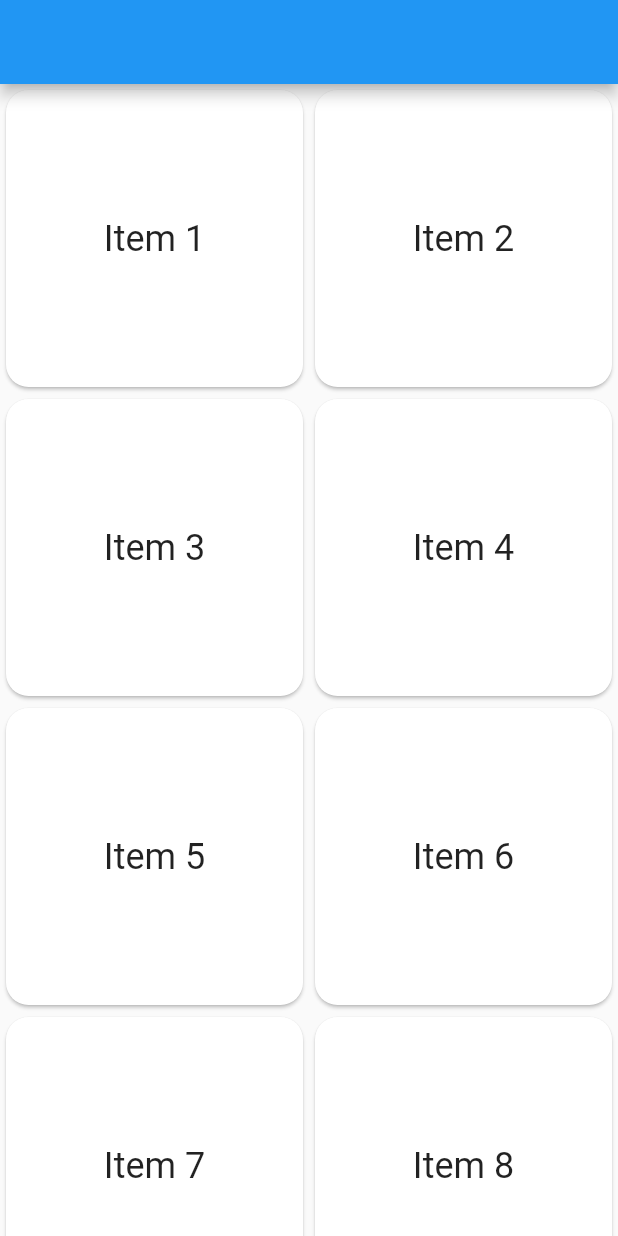
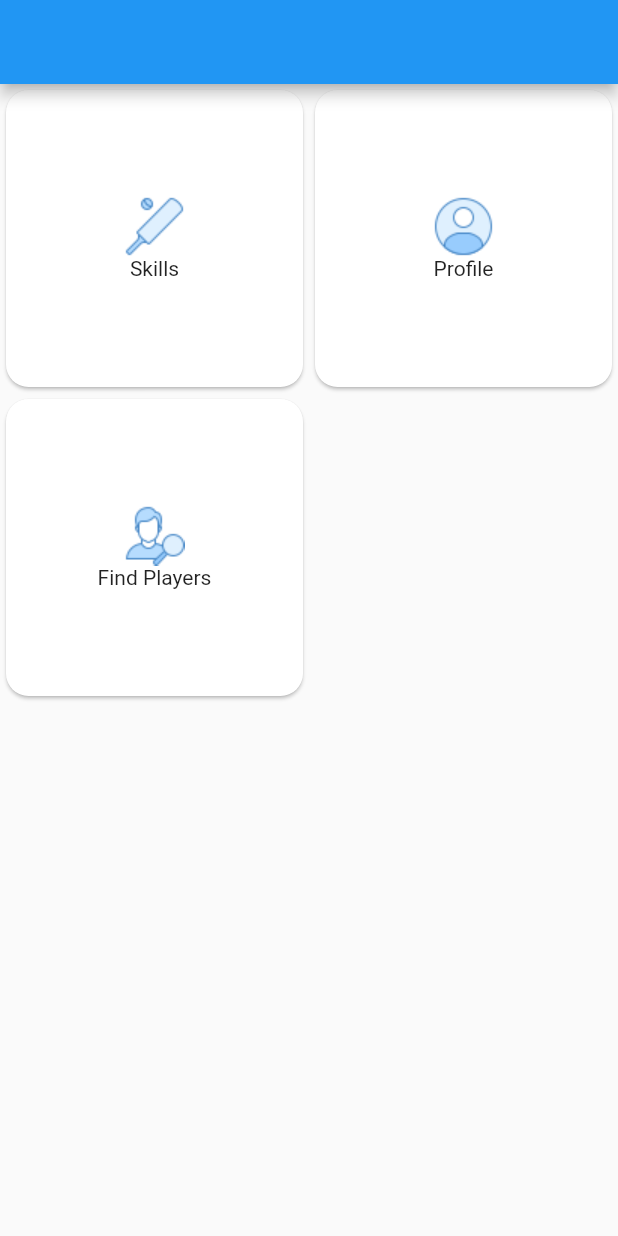
Before and after one commit to kartiksharma548/coaching, a Flutter app: the screen it shows after launch, on a phone screen of 412 x 824 dp. Run offline on Flutter 3.47's test engine with Material 2 defaults, Android fonts, the phone set to English and light mode, and no system bars; our stand-ins replace shared_preferences.

Commit message:
Icons Added

```diff
--- /dev/null
+++ b/lib/models/home_tiles_model.dart
@@ -0,0 +1,18 @@
+class HomeTiles {
+  final String? imgPath;
+  final String? title;
+  final String? tag;
+
+  HomeTiles({this.imgPath, this.title, this.tag});
+
+  static List<HomeTiles> tileList = [
+    HomeTiles(
+        imgPath: "assets/images/cricket.png", title: "Skills", tag: "skills"),
+    HomeTiles(
+        imgPath: "assets/images/profile.png", title: "Profile", tag: "profile"),
+    HomeTiles(
+        imgPath: "assets/images/findUser.png",
+        title: "Find Players",
+        tag: "find")
+  ];
+}
--- a/lib/screens/home_screen.dart
+++ b/lib/screens/home_screen.dart
@@ -2,6 +2,7 @@ import 'dart:async';
 
 import 'package:coaching/screens/splash_screen.dart';
 import 'package:flutter/material.dart';
+import 'package:coaching/models/home_tiles_model.dart';
 
 class HomeScreen extends StatefulWidget {
   const HomeScreen({Key? key}) : super(key: key);
@@ -24,26 +25,31 @@ class _HomeScreenState extends State<HomeScreen> {
   Widget build(BuildContext context) {
     return Scaffold(
       appBar: AppBar(),
-      body: GridView.count(
-        // Create a grid with 2 columns. If you change the scrollDirection to
-        // horizontal, this produces 2 rows.
+      body: GridView.builder(
+        itemCount: HomeTiles.tileList.length,
+        itemBuilder: (context, index) => ItemTile(HomeTiles.tileList[index]),
+        gridDelegate: SliverGridDelegateWithFixedCrossAxisCount(
           crossAxisCount: 2,
-        // Generate 100 widgets that display their index in the List.
-        children: List.generate(10, (index) {
-          int tileNo = index + 1;
+          //childAspectRatio: 2,
+        ),
+      ),
+    );
+  }
+
+  Widget ItemTile(HomeTiles item) {
     return Card(
         shape: RoundedRectangleBorder(
           borderRadius: BorderRadius.circular(15.0),
         ),
         child: InkWell(
             child: Center(
-                child: Text(
-                  'Item $tileNo',
-                  style: Theme.of(context).textTheme.headline5,
+          child: Column(
+            mainAxisAlignment: MainAxisAlignment.center,
+            children: [
+              Image(image: AssetImage(item.imgPath ?? "")),
+              Text(item.title.toString())
+            ],
           ),
         )));
-        }),
-      ),
-    );
   }
 }
```
Also changed, not shown: assets/images/cricket.png (added), assets/images/findUser.png (added), assets/images/profile.png (added). Lines whose indentation alone changed are shown as unchanged.
